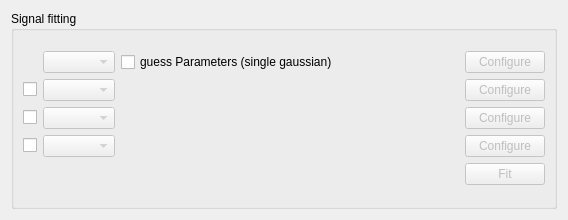
First picture: the form in iintgui/ui/fitpanel.ui, repository syncope/iint-gui, before the edit.
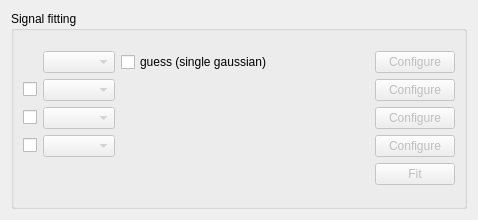
Second picture: the form after the edit.

Commit message: + update the ui files for a smaller screen footprint; still not working completely

```diff
--- a/iintgui/ui/fitpanel.ui
+++ b/iintgui/ui/fitpanel.ui
@@ -6,7 +6,7 @@
    <rect>
     <x>0</x>
     <y>0</y>
-    <width>568</width>
+    <width>478</width>
     <height>220</height>
    </rect>
   </property>
@@ -142,7 +142,7 @@
           <item>
            <widget class="QCheckBox" name="guessMode">
             <property name="text">
-             <string>guess Parameters (single gaussian)</string>
+             <string>guess (single gaussian)</string>
             </property>
             <property name="checked">
              <bool>false</bool>
```
The commit also changes 3 other files.
